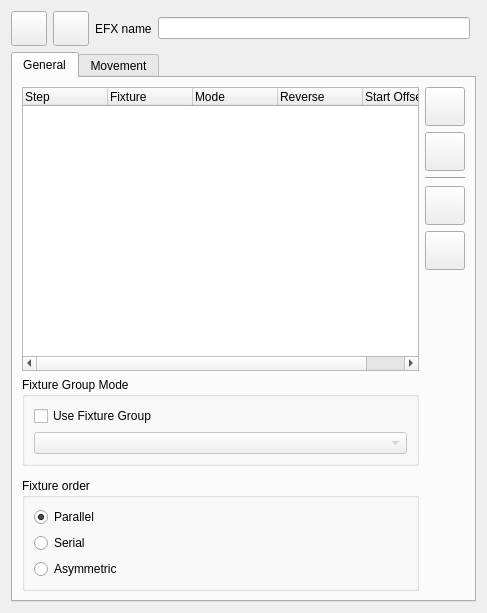
The window that ui/src/efxeditor.ui (filipolszewsk/qlcplus) describes before a commit, drawn with Qt 5.
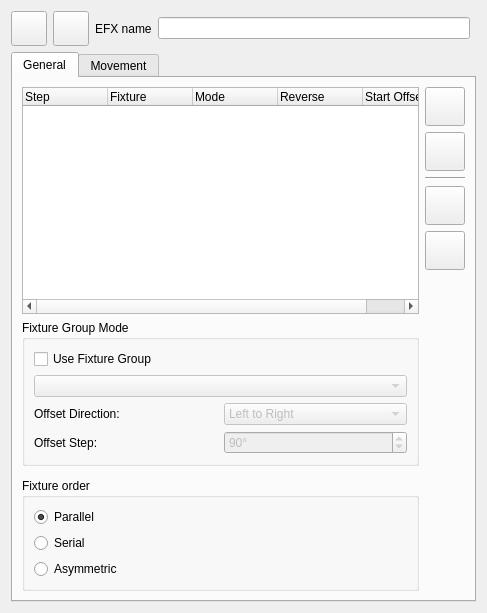
The same window after the commit. Icons and pictures are not drawn.

Commit message: Add offset direction and step UI controls with 6 propagation patterns

```diff
--- a/ui/src/efxeditor.ui
+++ b/ui/src/efxeditor.ui
@@ -171,6 +171,84 @@
             </property>
            </widget>
           </item>
+          <item>
+           <layout class="QHBoxLayout" name="horizontalLayout_offset_dir">
+            <item>
+             <widget class="QLabel" name="m_offsetDirectionLabel">
+              <property name="text">
+               <string>Offset Direction:</string>
+              </property>
+             </widget>
+            </item>
+            <item>
+             <widget class="QComboBox" name="m_offsetDirectionCombo">
+              <property name="enabled">
+               <bool>false</bool>
+              </property>
+              <item>
+               <property name="text">
+                <string>Left to Right</string>
+               </property>
+              </item>
+              <item>
+               <property name="text">
+                <string>Right to Left</string>
+               </property>
+              </item>
+              <item>
+               <property name="text">
+                <string>Center to Sides</string>
+               </property>
+              </item>
+              <item>
+               <property name="text">
+                <string>Sides to Center</string>
+               </property>
+              </item>
+              <item>
+               <property name="text">
+                <string>Alternate</string>
+               </property>
+              </item>
+              <item>
+               <property name="text">
+                <string>Symmetric</string>
+               </property>
+              </item>
+             </widget>
+            </item>
+           </layout>
+          </item>
+          <item>
+           <layout class="QHBoxLayout" name="horizontalLayout_offset_step">
+            <item>
+             <widget class="QLabel" name="m_offsetStepLabel">
+              <property name="text">
+               <string>Offset Step:</string>
+              </property>
+             </widget>
+            </item>
+            <item>
+             <widget class="QSpinBox" name="m_offsetStepSpin">
+              <property name="enabled">
+               <bool>false</bool>
+              </property>
+              <property name="suffix">
+               <string>°</string>
+              </property>
+              <property name="minimum">
+               <number>0</number>
+              </property>
+              <property name="maximum">
+               <number>359</number>
+              </property>
+              <property name="value">
+               <number>90</number>
+              </property>
+             </widget>
+            </item>
+           </layout>
+          </item>
          </layout>
         </widget>
        </item>
```
The commit also changes 2 other files.
